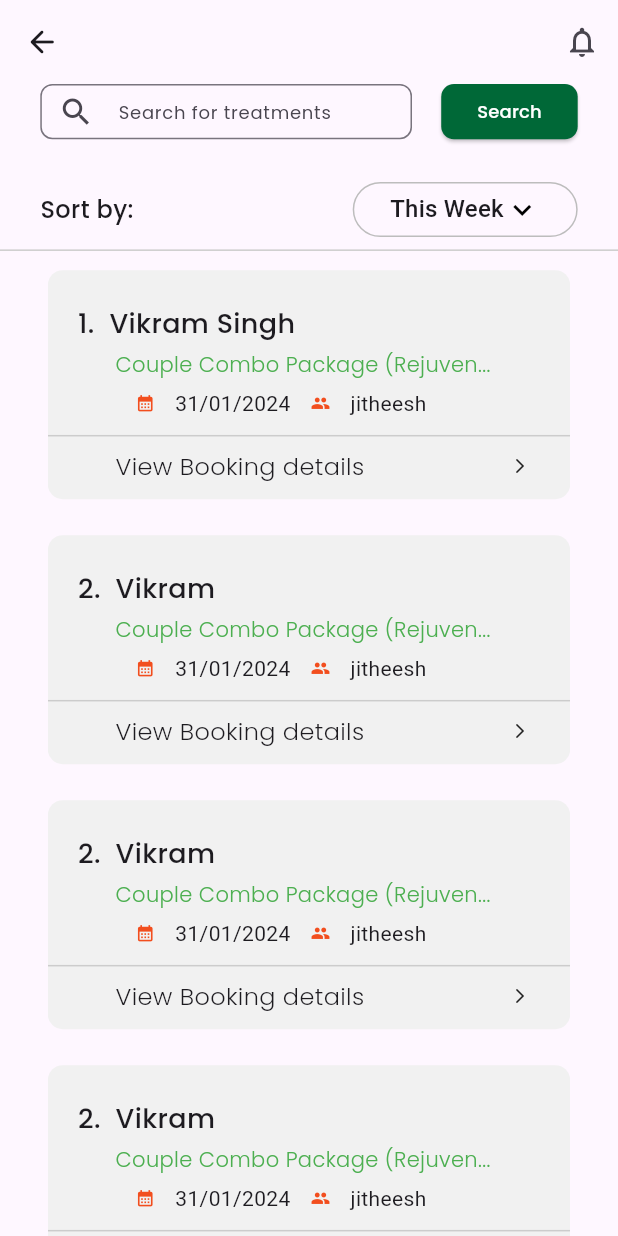
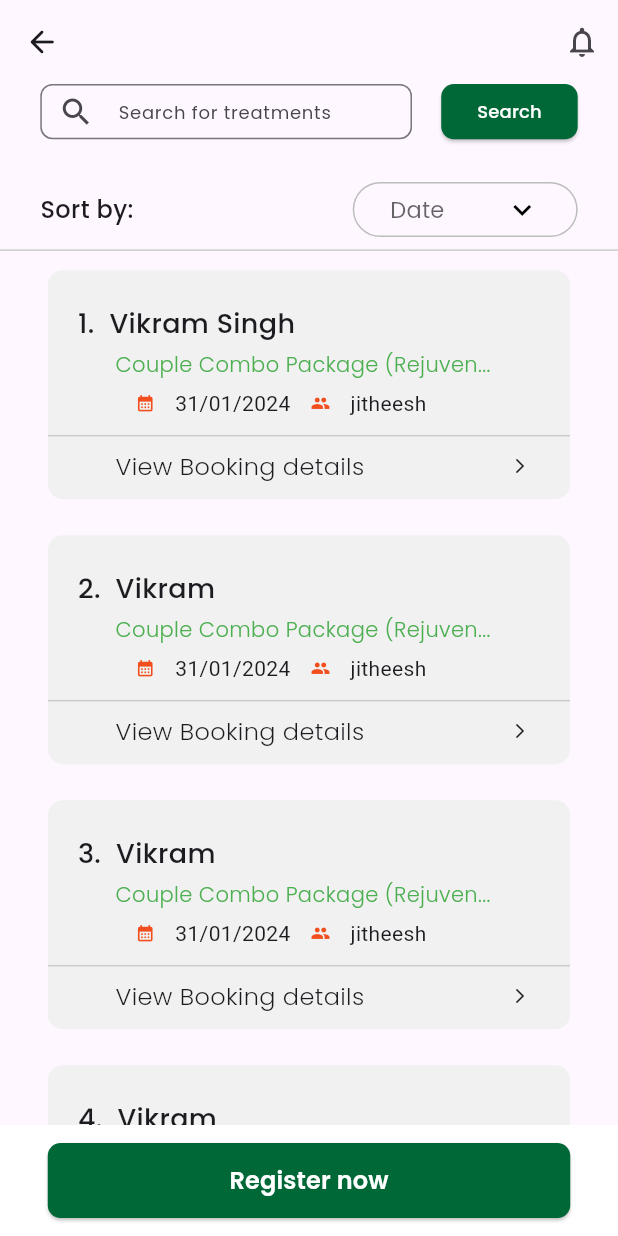
Before and after one commit to AbhishekValiyapurakkal/ayurvedic_clinic, a Flutter app: the PatientsScreen screen opened directly, on a phone screen of 412 x 824 dp. Run offline on Flutter 3.47's test engine with Material 3 defaults, Android fonts, the phone set to English and light mode, and no system bars; our stand-ins replace dio, google_fonts, shared_preferences; accounts and stored records are empty.

Commit message:
ui of patients list screen completed

```diff
--- a/lib/presentation/screens/patients_screen.dart
+++ b/lib/presentation/screens/patients_screen.dart
@@ -9,7 +9,7 @@ class PatientsScreen extends StatefulWidget {
 }
 
 class _PatientsScreenState extends State<PatientsScreen> {
-  String selectedValue = "This Week"; // default value
+  String? selectedValue; // null so hint 'Date' shows initially
 
   final List<String> options = ["This Week", "This Month", "This Year"];
 
@@ -30,7 +30,9 @@ class _PatientsScreenState extends State<PatientsScreen> {
             IconButton(onPressed: () {}, icon: Icon(Icons.notifications_none)),
           ],
         ),
-        body: Column(
+        body: Stack(
+          children: [
+            Column(
               children: [
                 Container(
                   height: screenHeight * (121 / 896),
@@ -131,7 +133,7 @@ class _PatientsScreenState extends State<PatientsScreen> {
                                 }).toList(),
                                 onChanged: (String? newValue) {
                                   setState(() {
-                                selectedValue = newValue!;
+                                    selectedValue = newValue;
                                   });
                                 },
                                 underline: Container(),
@@ -145,7 +147,11 @@ class _PatientsScreenState extends State<PatientsScreen> {
                         ),
                       ),
                       Spacer(),
-                  Divider(height: 1, thickness: 1, color: Color(0xFFCCCCCC)),
+                      Divider(
+                        height: 1,
+                        thickness: 1,
+                        color: Color(0xFFCCCCCC),
+                      ),
                     ],
                   ),
                 ),
@@ -155,7 +161,7 @@ class _PatientsScreenState extends State<PatientsScreen> {
                     width: screenWidth * (350 / 414),
                     color: Colors.transparent,
                     child: ListView(
-                  padding: EdgeInsets.zero,
+                      padding: EdgeInsets.only(bottom: 90),
                       children: [
                         Container(
                           width: screenWidth * (350 / 414),
@@ -168,7 +174,10 @@ class _PatientsScreenState extends State<PatientsScreen> {
                             crossAxisAlignment: CrossAxisAlignment.start,
                             children: [
                               Padding(
-                            padding: const EdgeInsets.only(left: 20, top: 23),
+                                padding: const EdgeInsets.only(
+                                  left: 20,
+                                  top: 23,
+                                ),
                                 child: Container(
                                   height: screenHeight * (29 / 896),
                                   width: screenWidth * (146 / 414),
@@ -234,7 +243,12 @@ class _PatientsScreenState extends State<PatientsScreen> {
                                 color: Color(0xFFCCCCCC),
                               ),
                               Padding(
-                            padding: const EdgeInsets.only(left: 45, top: 9),
+                                padding: const EdgeInsets.only(
+                                  left: 45,
+                                  top: 9,
+                                ),
+                                child: GestureDetector(
+                                  onTap: () {},
                                   child: Container(
                                     height: screenHeight * (23 / 896),
                                     width: screenWidth * (277 / 414),
@@ -258,6 +272,7 @@ class _PatientsScreenState extends State<PatientsScreen> {
                                     ),
                                   ),
                                 ),
+                              ),
                             ],
                           ),
                         ),
@@ -273,7 +288,10 @@ class _PatientsScreenState extends State<PatientsScreen> {
                             crossAxisAlignment: CrossAxisAlignment.start,
                             children: [
                               Padding(
-                            padding: const EdgeInsets.only(left: 20, top: 23),
+                                padding: const EdgeInsets.only(
+                                  left: 20,
+                                  top: 23,
+                                ),
                                 child: Container(
                                   height: screenHeight * (29 / 896),
                                   width: screenWidth * (146 / 414),
@@ -339,7 +357,12 @@ class _PatientsScreenState extends State<PatientsScreen> {
                                 color: Color(0xFFCCCCCC),
                               ),
                               Padding(
-                            padding: const EdgeInsets.only(left: 45, top: 9),
+                                padding: const EdgeInsets.only(
+                                  left: 45,
+                                  top: 9,
+                                ),
+                                child: GestureDetector(
+                                  onTap: () {},
                                   child: Container(
                                     height: screenHeight * (23 / 896),
                                     width: screenWidth * (277 / 414),
@@ -363,6 +386,7 @@ class _PatientsScreenState extends State<PatientsScreen> {
                                     ),
                                   ),
                                 ),
+                              ),
                             ],
                           ),
                         ),
@@ -378,13 +402,16 @@ class _PatientsScreenState extends State<PatientsScreen> {
                             crossAxisAlignment: CrossAxisAlignment.start,
                             children: [
                               Padding(
-                            padding: const EdgeInsets.only(left: 20, top: 23),
+                                padding: const EdgeInsets.only(
+                                  left: 20,
+                                  top: 23,
+                                ),
                                 child: Container(
                                   height: screenHeight * (29 / 896),
                                   width: screenWidth * (146 / 414),
                                   color: Colors.transparent,
                                   child: Text(
-                                '2.  Vikram Singh',
+                                    '3.  Vikram Singh',
                                     style: GoogleFonts.poppins(
                                       fontWeight: FontWeight.w500,
                                       fontSize: 18,
@@ -444,7 +471,12 @@ class _PatientsScreenState extends State<PatientsScreen> {
                                 color: Color(0xFFCCCCCC),
                               ),
                               Padding(
-                            padding: const EdgeInsets.only(left: 45, top: 9),
+                                padding: const EdgeInsets.only(
+                                  left: 45,
+                                  top: 9,
+                                ),
+                                child: GestureDetector(
+                                  onTap: () {},
                                   child: Container(
                                     height: screenHeight * (23 / 896),
                                     width: screenWidth * (277 / 414),
@@ -468,6 +500,7 @@ class _PatientsScreenState extends State<PatientsScreen> {
                                     ),
                                   ),
                                 ),
+                              ),
                             ],
                           ),
                         ),
@@ -483,13 +516,16 @@ class _PatientsScreenState extends State<PatientsScreen> {
                             crossAxisAlignment: CrossAxisAlignment.start,
                             children: [
                               Padding(
-                            padding: const EdgeInsets.only(left: 20, top: 23),
+                                padding: const EdgeInsets.only(
+                                  left: 20,
+                                  top: 23,
+                                ),
                                 child: Container(
                                   height: screenHeight * (29 / 896),
                                   width: screenWidth * (146 / 414),
                                   color: Colors.transparent,
                                   child: Text(
-                                '2.  Vikram Singh',
+                                    '4.  Vikram Singh',
                                     style: GoogleFonts.poppins(
                                       fontWeight: FontWeight.w500,
                                       fontSize: 18,
@@ -549,7 +585,12 @@ class _PatientsScreenState extends State<PatientsScreen> {
                                 color: Color(0xFFCCCCCC),
                               ),
                               Padding(
-                            padding: const EdgeInsets.only(left: 45, top: 9),
+                                padding: const EdgeInsets.only(
+                                  left: 45,
+                                  top: 9,
+                                ),
+                                child: GestureDetector(
+                                  onTap: () {},
                                   child: Container(
                                     height: screenHeight * (23 / 896),
                                     width: screenWidth * (277 / 414),
@@ -573,6 +614,7 @@ class _PatientsScreenState extends State<PatientsScreen> {
                                     ),
                                   ),
                                 ),
+                              ),
                             ],
                           ),
                         ),
@@ -582,6 +624,43 @@ class _PatientsScreenState extends State<PatientsScreen> {
                 ),
               ],
             ),
+            Positioned(
+              left: 0,
+              right: 0,
+              bottom: 0,
+              child: SafeArea(
+                top: false,
+                child: Container(
+                  color: Colors.white,
+                  padding: EdgeInsets.symmetric(vertical: 12),
+                  child: Center(
+                    child: SizedBox(
+                      width: screenWidth * (350 / 414),
+                      height: 50,
+                      child: ElevatedButton(
+                        style: ElevatedButton.styleFrom(
+                          backgroundColor: Color(0xFF006837),
+                          shape: RoundedRectangleBorder(
+                            borderRadius: BorderRadius.circular(8.52),
+                          ),
+                        ),
+                        onPressed: () {},
+                        child: Text(
+                          'Register now',
+                          style: GoogleFonts.poppins(
+                            fontWeight: FontWeight.w600,
+                            fontSize: 16,
+                            color: Colors.white,
+                          ),
+                        ),
+                      ),
+                    ),
+                  ),
+                ),
+              ),
+            ),
+          ],
+        ),
       ),
     );
   }
```
Lines whose indentation alone changed are shown as unchanged.
